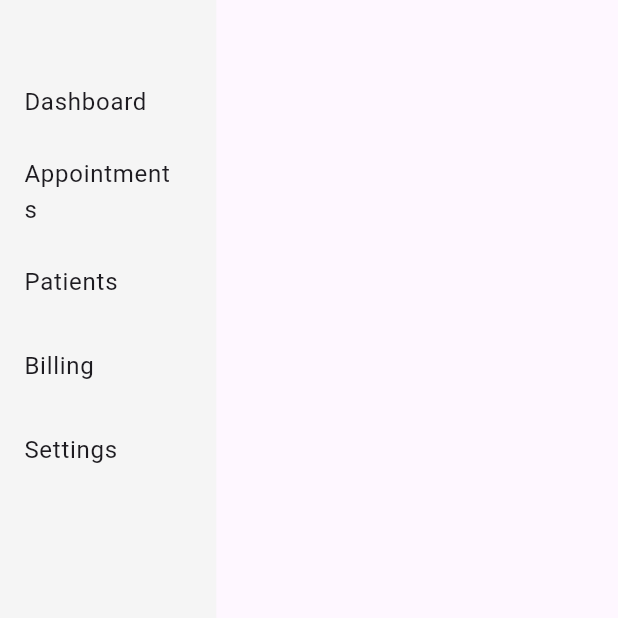
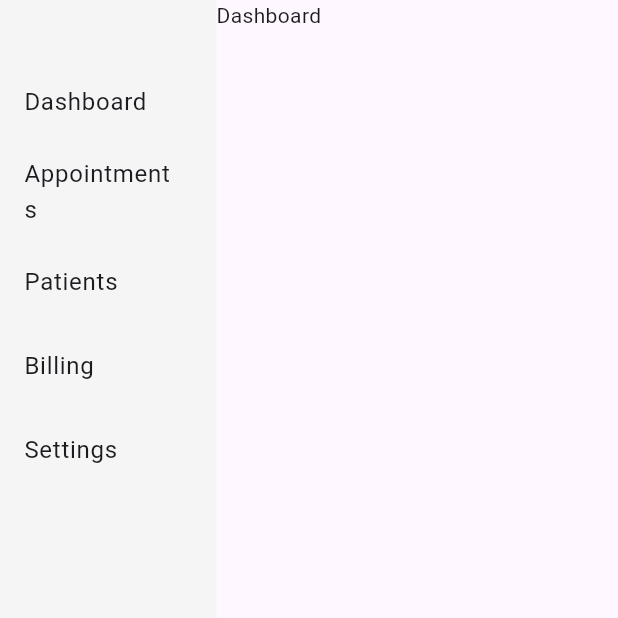
Before and after one commit to mfahad88/patient_management_system, a Flutter app: the screen it shows after launch, after a tap on "Login", on a phone screen of 412 x 824 dp, the top half of it. Run offline on Flutter 3.47's test engine with Material 3 defaults, Android fonts, the phone set to English and light mode, and no system bars.

Commit message:
dashboard_screen.dart

```diff
--- a/lib/main.dart
+++ b/lib/main.dart
@@ -1,5 +1,5 @@
 import 'package:flutter/material.dart';
-import 'package:patient_management_system/screens/dashboard_screen.dart';
+import 'package:patient_management_system/screens/home_screen.dart';
 import 'package:patient_management_system/screens/login_screen.dart';
 
 void main() {
--- a/lib/screens/dashboard_screen.dart
+++ b/lib/screens/dashboard_screen.dart
@@ -1,36 +1,10 @@
-import 'package:flutter/material.dart';
+import 'package:flutter/cupertino.dart';
 
 class DashboardScreen extends StatelessWidget {
   const DashboardScreen({super.key});
 
   @override
   Widget build(BuildContext context) {
-    return Scaffold(
-      body: LayoutBuilder(builder: (context, constraints) {
-        print(constraints.maxWidth);
-        return Column(
-          children: [
-            Container(
-              width: constraints.maxWidth>800?constraints.maxWidth*0.15:constraints.maxWidth*0.35,
-              height: constraints.maxHeight,
-              color: Colors.grey.shade100,
-              child: ListView(
-                padding: EdgeInsets.symmetric(vertical: 40.0),
-                children: [
-                  ListTile(title: Text("Dashboard"),),
-                  ListTile(title: Text("Appointments"),),
-                  ListTile(title: Text("Patients"),),
-                  ListTile(title: Text("Billing"),),
-                  ListTile(title: Text("Settings"),)
-                ],
-              ),
-            ),
-            Column(
-              children: [],
-            )
-          ],
-        );
-      },),
-    );
+    return const Text("Dashboard");
   }
 }
--- /dev/null
+++ b/lib/screens/home_screen.dart
@@ -0,0 +1,44 @@
+import 'package:flutter/material.dart';
+import 'package:patient_management_system/screens/dashboard_screen.dart';
+
+class HomeScreen extends StatelessWidget {
+  const HomeScreen({super.key});
+
+  @override
+  Widget build(BuildContext context) {
+    return Scaffold(
+      body: LayoutBuilder(builder: (context, constraints) {
+        print(constraints.maxWidth);
+        return Row(
+          crossAxisAlignment: CrossAxisAlignment.start,
+          children: [
+
+            Container(
+              width: constraints.maxWidth>800?constraints.maxWidth*0.15:constraints.maxWidth*0.35,
+              height: constraints.maxHeight,
+              color: Colors.grey.shade100,
+              child: ListView(
+                padding: EdgeInsets.symmetric(vertical: 40.0),
+                children: [
+                  ListTile(title: Text("Dashboard"),),
+                  ListTile(title: Text("Appointments"),),
+                  ListTile(title: Text("Patients"),),
+                  ListTile(title: Text("Billing"),),
+                  ListTile(title: Text("Settings"),)
+                ],
+              ),
+            ),
+            Navigator(
+              initialRoute: '/dashboard',
+              onGenerateRoute: (settings) {
+                if(settings.name=='/dashboard'){
+                  return MaterialPageRoute(builder: (context) => DashboardScreen(),);
+                }
+              },
+            )
+          ],
+        );
+      },),
+    );
+  }
+}
--- a/lib/screens/login_screen.dart
+++ b/lib/screens/login_screen.dart
@@ -1,5 +1,5 @@
 import 'package:flutter/material.dart';
-import 'package:patient_management_system/screens/dashboard_screen.dart';
+import 'package:patient_management_system/screens/home_screen.dart';
 
 class LoginScreen extends StatelessWidget {
   const LoginScreen({super.key});
@@ -74,27 +74,9 @@ class LoginScreen extends StatelessWidget {
               child: constraints.maxWidth>850?Row(
                 mainAxisAlignment: MainAxisAlignment.spaceEvenly,
                 mainAxisSize: MainAxisSize.max,
-                children: [
-                  const Text("Forgot Password? "),
-
-                  FilledButton(onPressed: () => Navigator.push(context,MaterialPageRoute(builder: (context) => const DashboardScreen(),)),style: FilledButton.styleFrom(
-                      backgroundColor: Colors.grey.shade700,
-                      shape: RoundedRectangleBorder(
-                          borderRadius: BorderRadius.circular(5.0)
-                      )
-                  ), child: const Text("Login"),)
-                ],
+                children: _getChildren(context),
               ):Column(
-                children: [
-                  const Text("Forgot Password? "),
-
-                  FilledButton(onPressed: () => Navigator.push(context,MaterialPageRoute(builder: (context) => const DashboardScreen(),)),style: FilledButton.styleFrom(
-                      backgroundColor: Colors.grey.shade700,
-                      shape: RoundedRectangleBorder(
-                          borderRadius: BorderRadius.circular(5.0)
-                      )
-                  ), child: const Text("Login"),)
-                ],
+                children:_getChildren(context),
               ),
             )
 
@@ -104,4 +86,17 @@ class LoginScreen extends StatelessWidget {
       },),
     );
   }
+
+  List<Widget> _getChildren(BuildContext context){
+    return [
+      const Text("Forgot Password? "),
+
+      FilledButton(onPressed: () => Navigator.push(context,MaterialPageRoute(builder: (context) => const HomeScreen(),)),style: FilledButton.styleFrom(
+          backgroundColor: Colors.grey.shade700,
+          shape: RoundedRectangleBorder(
+              borderRadius: BorderRadius.circular(5.0)
+          )
+      ), child: const Text("Login"),)
+    ];
+  }
 }
```
